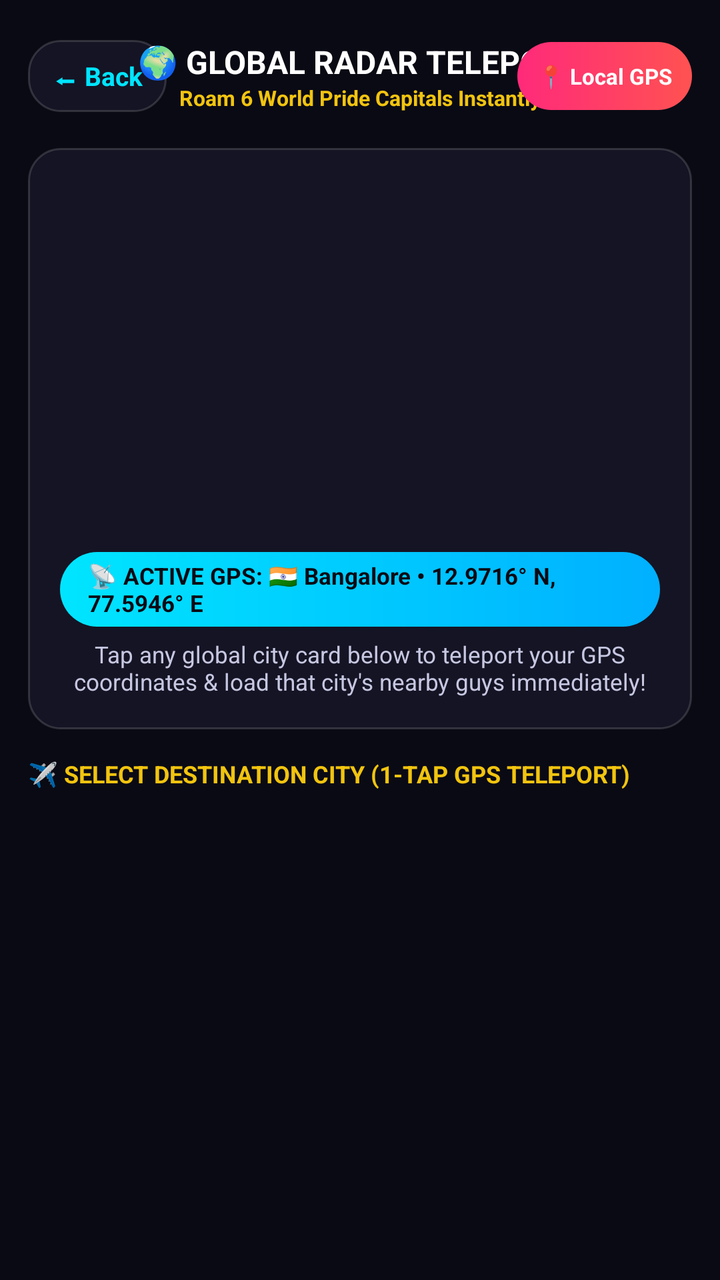
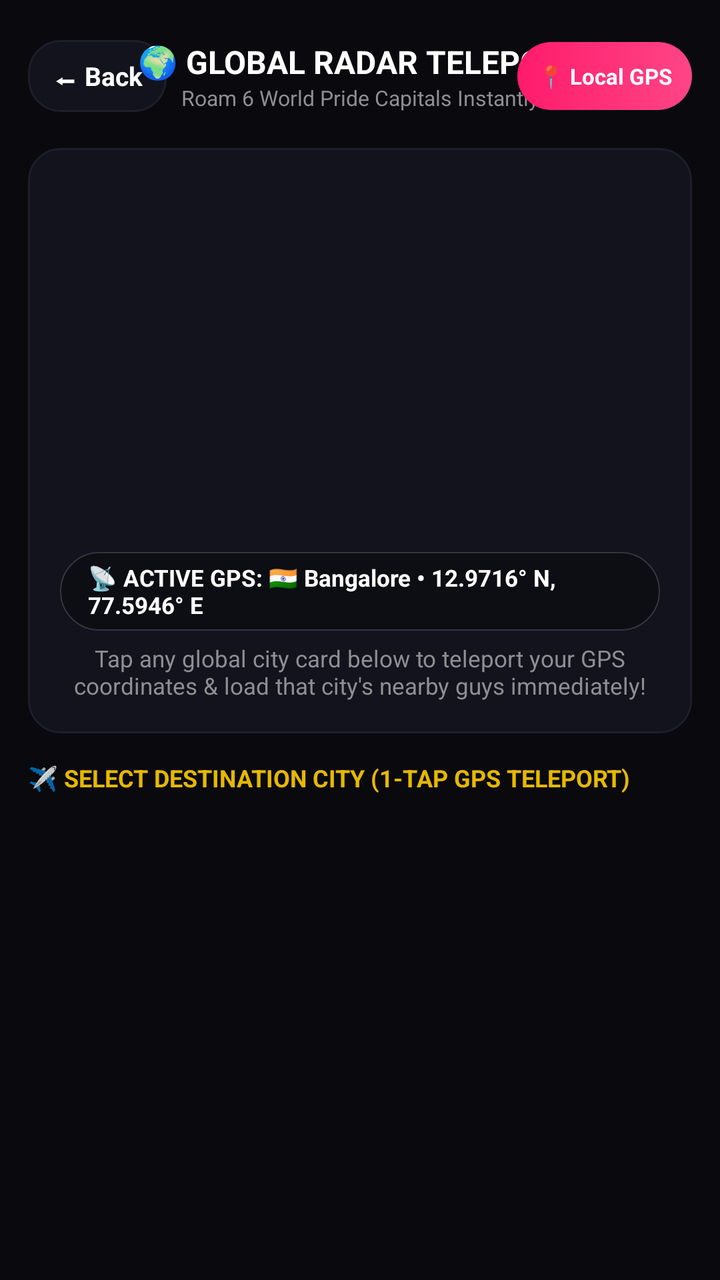

Screens rendered from an Android XML layout before and after an edit, with the pre-edit source and the edit as a unified diff.
<!-- AndroidManifest.xml: application theme Theme.QLUVX -->
<!-- res/layout/activity_teleport_map.xml -->
<?xml version="1.0" encoding="utf-8"?>
<FrameLayout xmlns:android="http://schemas.android.com/apk/res/android"
    android:id="@+id/rootTeleportContainer"
    android:layout_width="match_parent"
    android:layout_height="match_parent"
    android:background="#0A0A14">

    <ScrollView
        android:layout_width="match_parent"
        android:layout_height="match_parent"
        android:fillViewport="true"
        android:scrollbars="none">

        <LinearLayout
            android:layout_width="match_parent"
            android:layout_height="wrap_content"
            android:orientation="vertical"
            android:padding="14dp">

            
            <RelativeLayout
                android:layout_width="match_parent"
                android:layout_height="48dp">

                <TextView
                    android:id="@+id/btnBackTeleport"
                    android:layout_width="wrap_content"
                    android:layout_height="36dp"
                    android:layout_centerVertical="true"
                    android:background="@drawable/bg_walla_glass_card"
                    android:gravity="center"
                    android:paddingHorizontal="12dp"
                    android:text="⬅ Back"
                    android:textColor="#00E5FF"
                    android:textSize="13sp"
                    android:textStyle="bold" />

                <LinearLayout
                    android:layout_width="wrap_content"
                    android:layout_height="wrap_content"
                    android:layout_centerInParent="true"
                    android:gravity="center"
                    android:orientation="vertical">

                    <TextView
                        android:layout_width="wrap_content"
                        android:layout_height="wrap_content"
                        android:text="🌍 GLOBAL RADAR TELEPORT"
                        android:textColor="#FFFFFF"
                        android:textSize="16sp"
                        android:textStyle="bold" />

                    <TextView
                        android:layout_width="wrap_content"
                        android:layout_height="wrap_content"
                        android:text="Roam 6 World Pride Capitals Instantly"
                        android:textColor="#F1C40F"
                        android:textSize="10.5sp"
                        android:textStyle="bold" />
                </LinearLayout>

                <TextView
                    android:id="@+id/btnResetLocalGps"
                    android:layout_width="wrap_content"
                    android:layout_height="34dp"
                    android:layout_alignParentEnd="true"
                    android:layout_centerVertical="true"
                    android:background="@drawable/bg_walla_pink_pill"
                    android:gravity="center"
                    android:paddingHorizontal="10dp"
                    android:text="📍 Local GPS"
                    android:textColor="#FFFFFF"
                    android:textSize="11sp"
                    android:textStyle="bold" />
            </RelativeLayout>

            
            <LinearLayout
                android:layout_width="match_parent"
                android:layout_height="wrap_content"
                android:layout_marginTop="12dp"
                android:background="@drawable/bg_walla_glass_card"
                android:gravity="center_horizontal"
                android:orientation="vertical"
                android:padding="16dp">

                <FrameLayout
                    android:id="@+id/radarCanvasFrame"
                    android:layout_width="176dp"
                    android:layout_height="176dp" />

                <TextView
                    android:id="@+id/tvActiveTeleportStatus"
                    android:layout_width="wrap_content"
                    android:layout_height="wrap_content"
                    android:layout_marginTop="10dp"
                    android:background="@drawable/bg_walla_cyan_pill"
                    android:paddingHorizontal="14dp"
                    android:paddingVertical="4dp"
                    android:text="📡 ACTIVE GPS: 🇮🇳 Bangalore • 12.9716° N, 77.5946° E"
                    android:textColor="#0A0A14"
                    android:textSize="11.5sp"
                    android:textStyle="bold" />

                <TextView
                    android:id="@+id/tvRadarSubtext"
                    android:layout_width="wrap_content"
                    android:layout_height="wrap_content"
                    android:layout_marginTop="6dp"
                    android:gravity="center"
                    android:text="Tap any global city card below to teleport your GPS coordinates &amp; load that city's nearby guys immediately!"
                    android:textColor="#C7C7E2"
                    android:textSize="11.5sp" />
            </LinearLayout>

            
            <TextView
                android:layout_width="wrap_content"
                android:layout_height="wrap_content"
                android:layout_marginTop="14dp"
                android:layout_marginBottom="8dp"
                android:text="✈️ SELECT DESTINATION CITY (1-TAP GPS TELEPORT)"
                android:textColor="#F1C40F"
                android:textSize="12sp"
                android:textStyle="bold" />

            
            <LinearLayout
                android:id="@+id/llWorldCitiesGrid"
                android:layout_width="match_parent"
                android:layout_height="wrap_content"
                android:orientation="vertical" />

        </LinearLayout>
    </ScrollView>
</FrameLayout>
<!-- resources referenced by this layout -->
<resources>
  <!-- drawable bg_walla_cyan_pill (drawable) -->
  <?xml version="1.0" encoding="utf-8"?>
  <shape xmlns:android="http://schemas.android.com/apk/res/android"
      android:shape="rectangle">
      <gradient
          android:angle="0"
          android:endColor="#00B0FF"
          android:startColor="#00E5FF" />
      <corners android:radius="999dp" />
  </shape>
  <!-- drawable bg_walla_glass_card (drawable) -->
  <?xml version="1.0" encoding="utf-8"?>
  <shape xmlns:android="http://schemas.android.com/apk/res/android"
      android:shape="rectangle">
      <solid android:color="#141424" />
      <corners android:radius="16dp" />
      <stroke
          android:width="1dp"
          android:color="#26FFFFFF" />
  </shape>
  <!-- drawable bg_walla_pink_pill (drawable) -->
  <?xml version="1.0" encoding="utf-8"?>
  <shape xmlns:android="http://schemas.android.com/apk/res/android"
      android:shape="rectangle">
      <gradient
          android:angle="0"
          android:endColor="#FF5252"
          android:startColor="#FF2A7A" />
      <corners android:radius="999dp" />
  </shape>
  <style name="Theme.QLUVX" parent="Theme.MaterialComponents.DayNight.NoActionBar">
          <item name="colorPrimary">@color/walla_pink_neon</item>
          <item name="colorPrimaryVariant">@color/walla_surface_obsidian</item>
          <item name="colorSecondary">@color/walla_cyan_neon</item>
          <item name="android:windowBackground">@color/walla_bg_velvet</item>
          <item name="android:statusBarColor">#0A0A14</item>
          <item name="android:navigationBarColor">#101020</item>
          <item name="android:textColorPrimary">@color/qluvx_text_primary</item>
          <item name="android:textColorSecondary">@color/qluvx_text_secondary</item>
      </style>
  <color name="walla_pink_neon">#FF2A7A</color>
  <color name="walla_surface_obsidian">#141424</color>
  <color name="walla_cyan_neon">#00E5FF</color>
  <color name="walla_bg_velvet">#0A0A14</color>
  <color name="qluvx_text_primary">#FFFFFF</color>
  <color name="qluvx_text_secondary">#C7C7E2</color>
</resources>

<!-- the commit's change to res/layout/activity_teleport_map.xml (unified diff, before → after) -->
@@ -3,7 +3,7 @@
     android:id="@+id/rootTeleportContainer"
     android:layout_width="match_parent"
     android:layout_height="match_parent"
-    android:background="#0A0A14">
+    android:background="#09090E">
 
     <ScrollView
         android:layout_width="match_parent"
@@ -31,7 +31,7 @@
                     android:gravity="center"
                     android:paddingHorizontal="12dp"
                     android:text="⬅ Back"
-                    android:textColor="#00E5FF"
+                    android:textColor="#FFFFFF"
                     android:textSize="13sp"
                     android:textStyle="bold" />
 
@@ -54,9 +54,8 @@
                         android:layout_width="wrap_content"
                         android:layout_height="wrap_content"
                         android:text="Roam 6 World Pride Capitals Instantly"
-                        android:textColor="#F1C40F"
-                        android:textSize="10.5sp"
-                        android:textStyle="bold" />
+                        android:textColor="#8E8E93"
+                        android:textSize="10.5sp" />
                 </LinearLayout>
 
                 <TextView
@@ -94,11 +93,11 @@
                     android:layout_width="wrap_content"
                     android:layout_height="wrap_content"
                     android:layout_marginTop="10dp"
-                    android:background="@drawable/bg_walla_cyan_pill"
+                    android:background="@drawable/bg_walla_pill_dark"
                     android:paddingHorizontal="14dp"
-                    android:paddingVertical="4dp"
+                    android:paddingVertical="5dp"
                     android:text="📡 ACTIVE GPS: 🇮🇳 Bangalore • 12.9716° N, 77.5946° E"
-                    android:textColor="#0A0A14"
+                    android:textColor="#FFFFFF"
                     android:textSize="11.5sp"
                     android:textStyle="bold" />
 
@@ -109,7 +108,7 @@
                     android:layout_marginTop="6dp"
                     android:gravity="center"
                     android:text="Tap any global city card below to teleport your GPS coordinates &amp; load that city's nearby guys immediately!"
-                    android:textColor="#C7C7E2"
+                    android:textColor="#8E8E93"
                     android:textSize="11.5sp" />
             </LinearLayout>
 
@@ -120,7 +119,7 @@
                 android:layout_marginTop="14dp"
                 android:layout_marginBottom="8dp"
                 android:text="✈️ SELECT DESTINATION CITY (1-TAP GPS TELEPORT)"
-                android:textColor="#F1C40F"
+                android:textColor="#E6B800"
                 android:textSize="12sp"
                 android:textStyle="bold" />
 
<!-- resource entries referenced after the edit -->
@@ -1,24 +1,24 @@
 <!-- resources referenced by this layout -->
 <resources>
-  <!-- drawable bg_walla_cyan_pill (drawable) -->
-  <?xml version="1.0" encoding="utf-8"?>
-  <shape xmlns:android="http://schemas.android.com/apk/res/android"
-      android:shape="rectangle">
-      <gradient
-          android:angle="0"
-          android:endColor="#00B0FF"
-          android:startColor="#00E5FF" />
-      <corners android:radius="999dp" />
-  </shape>
   <!-- drawable bg_walla_glass_card (drawable) -->
   <?xml version="1.0" encoding="utf-8"?>
   <shape xmlns:android="http://schemas.android.com/apk/res/android"
       android:shape="rectangle">
-      <solid android:color="#141424" />
+      <solid android:color="#13131D" />
       <corners android:radius="16dp" />
       <stroke
           android:width="1dp"
-          android:color="#26FFFFFF" />
+          android:color="#1E1E2C" />
+  </shape>
+  <!-- drawable bg_walla_pill_dark (drawable) -->
+  <?xml version="1.0" encoding="utf-8"?>
+  <shape xmlns:android="http://schemas.android.com/apk/res/android"
+      android:shape="rectangle">
+      <solid android:color="#9909090E" />
+      <corners android:radius="999dp" />
+      <stroke
+          android:width="0.8dp"
+          android:color="#28FFFFFF" />
   </shape>
   <!-- drawable bg_walla_pink_pill (drawable) -->
   <?xml version="1.0" encoding="utf-8"?>
@@ -26,25 +26,25 @@
       android:shape="rectangle">
       <gradient
           android:angle="0"
-          android:endColor="#FF5252"
-          android:startColor="#FF2A7A" />
+          android:endColor="#FF4585"
+          android:startColor="#FF1B6B" />
       <corners android:radius="999dp" />
   </shape>
   <style name="Theme.QLUVX" parent="Theme.MaterialComponents.DayNight.NoActionBar">
           <item name="colorPrimary">@color/walla_pink_neon</item>
           <item name="colorPrimaryVariant">@color/walla_surface_obsidian</item>
-          <item name="colorSecondary">@color/walla_cyan_neon</item>
+          <item name="colorSecondary">@color/walla_gold_royal</item>
           <item name="android:windowBackground">@color/walla_bg_velvet</item>
-          <item name="android:statusBarColor">#0A0A14</item>
-          <item name="android:navigationBarColor">#101020</item>
+          <item name="android:statusBarColor">#09090E</item>
+          <item name="android:navigationBarColor">#000000</item>
           <item name="android:textColorPrimary">@color/qluvx_text_primary</item>
           <item name="android:textColorSecondary">@color/qluvx_text_secondary</item>
       </style>
-  <color name="walla_pink_neon">#FF2A7A</color>
-  <color name="walla_surface_obsidian">#141424</color>
-  <color name="walla_cyan_neon">#00E5FF</color>
-  <color name="walla_bg_velvet">#0A0A14</color>
+  <color name="walla_pink_neon">#FF1B6B</color>
+  <color name="walla_surface_obsidian">#13131D</color>
+  <color name="walla_gold_royal">#E6B800</color>
+  <color name="walla_bg_velvet">#09090E</color>
   <color name="qluvx_text_primary">#FFFFFF</color>
-  <color name="qluvx_text_secondary">#C7C7E2</color>
+  <color name="qluvx_text_secondary">#8E8E93</color>
 </resources>
 
